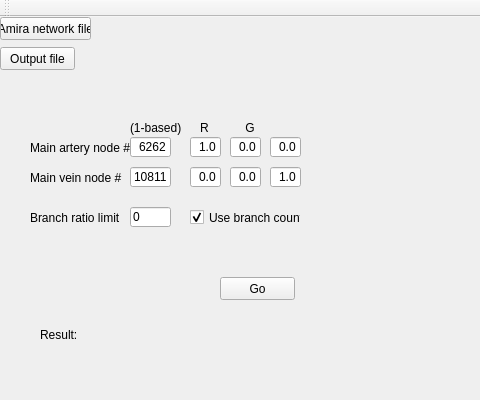
Above: Qt/Brancher/mainwindow.ui from gibbogle/vessel-tools before the change; both pictures show x 0 to 480 and y 0 to 400 of the 963 by 400 pixel window. Below: the same form after it.
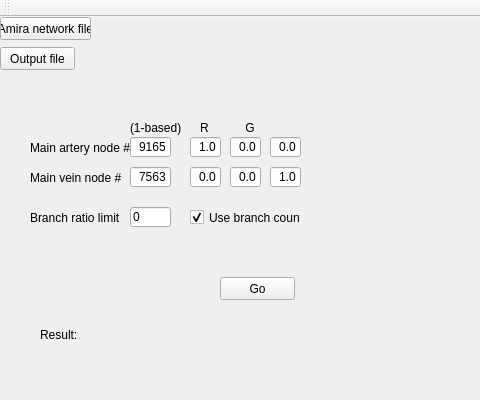
That is the form after the change.

The edit to the form file:
```diff
--- a/Qt/Brancher/mainwindow.ui
+++ b/Qt/Brancher/mainwindow.ui
@@ -141,7 +141,7 @@
      <enum>Qt::LeftToRight</enum>
     </property>
     <property name="text">
-     <string>6262</string>
+     <string>9165</string>
     </property>
     <property name="alignment">
      <set>Qt::AlignRight|Qt::AlignTrailing|Qt::AlignVCenter</set>
@@ -199,7 +199,7 @@
      <enum>Qt::LeftToRight</enum>
     </property>
     <property name="text">
-     <string>10811</string>
+     <string>7563</string>
     </property>
     <property name="alignment">
      <set>Qt::AlignRight|Qt::AlignTrailing|Qt::AlignVCenter</set>
```
Left out of the diff: 2 changed lines with no effect on the pictures.
